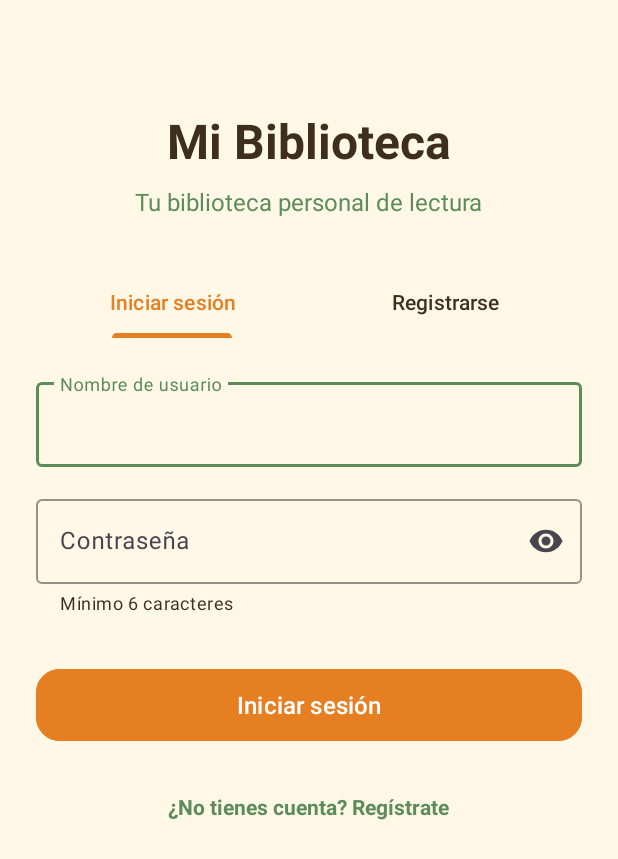
After one commit to lauramm200/LibrosAplicacion, an Android app: the Login screen opened directly, with no data from a screen before it, on a phone screen of 412 x 824 dp. The commit adds this screen. Shown: the top 859 px of the screen. Run offline under Robolectric (Android 15) with nearby library versions, the phone set to English and light mode, and no system bars.

Commit message:
Fase4_LayoutLogin/Registrarse

```diff
--- a/app/src/main/AndroidManifest.xml
+++ b/app/src/main/AndroidManifest.xml
@@ -45,6 +45,10 @@
             android:name=".data.LibrosXmlParser"
             android:exported="false"
             android:windowSoftInputMode="adjustResize" />
+        <activity
+            android:name=".Login"
+            android:exported="false"
+            android:windowSoftInputMode="adjustResize" />
     </application>
 
 </manifest>
--- /dev/null
+++ b/app/src/main/java/com/example/librosaplicacion/Login.kt
@@ -0,0 +1,20 @@
+package com.example.librosaplicacion
+
+import android.os.Bundle
+import androidx.activity.enableEdgeToEdge
+import androidx.appcompat.app.AppCompatActivity
+import androidx.core.view.ViewCompat
+import androidx.core.view.WindowInsetsCompat
+
+class Login : AppCompatActivity() {
+    override fun onCreate(savedInstanceState: Bundle?) {
+        super.onCreate(savedInstanceState)
+        enableEdgeToEdge()
+        setContentView(R.layout.activity_login)
+        ViewCompat.setOnApplyWindowInsetsListener(findViewById(R.id.main)) { v, insets ->
+            val systemBars = insets.getInsets(WindowInsetsCompat.Type.systemBars())
+            v.setPadding(systemBars.left, systemBars.top, systemBars.right, systemBars.bottom)
+            insets
+        }
+    }
+}
--- /dev/null
+++ b/app/src/main/res/layout/activity_login.xml
@@ -0,0 +1,144 @@
+<?xml version="1.0" encoding="utf-8"?>
+
+<!-- RAIZ: ScrollView permite desplazar la pantalla si el teclado tapa contenido.
+     fillViewport hace que ocupe toda la pantalla aunque el contenido sea corto.
+     El id "main" es el que usa el codigo de margenes del sistema de MainActivity. -->
+
+<ScrollView xmlns:android="http://schemas.android.com/apk/res/android"
+    xmlns:app="http://schemas.android.com/apk/res-auto"
+    android:id="@+id/main"
+    android:layout_width="match_parent"
+    android:layout_height="match_parent"
+    android:background="@color/crema"
+    android:fillViewport="true">
+
+    <!-- COLUMNA: apila todos los elementos de arriba abajo y los centra en horizontal -->
+    <LinearLayout
+        android:layout_width="match_parent"
+        android:layout_height="wrap_content"
+        android:gravity="center_horizontal"
+        android:orientation="vertical"
+        android:paddingHorizontal="24dp"
+        android:paddingTop="72dp"
+        android:paddingBottom="24dp">
+
+        <!-- TITULO de la app -->
+        <TextView
+            android:id="@+id/tvTitulo"
+            android:layout_width="wrap_content"
+            android:layout_height="wrap_content"
+            android:text="@string/titulo_app"
+            android:textColor="@color/marron"
+            android:textSize="32sp"
+            android:textStyle="bold" />
+
+        <!-- SUBTITULO bajo el titulo; margen inferior para separar de las pestanas -->
+        <TextView
+            android:id="@+id/tvSubtitulo"
+            android:layout_width="wrap_content"
+            android:layout_height="wrap_content"
+            android:layout_marginTop="8dp"
+            android:layout_marginBottom="32dp"
+            android:text="@string/subtitulo_app"
+            android:textColor="@color/verde"
+            android:textSize="16sp" />
+
+        <!-- PESTANAS: Iniciar sesion / Registrarse.
+             tabIndicatorColor = linea inferior de la pestana activa.
+             tabSelectedTextColor / tabTextColor = color del texto activo / inactivo. -->
+        <com.google.android.material.tabs.TabLayout
+            android:id="@+id/tabLayout"
+            android:layout_width="match_parent"
+            android:layout_height="wrap_content"
+            android:background="@android:color/transparent"
+            app:tabIndicatorColor="@color/naranja"
+            app:tabSelectedTextColor="@color/naranja"
+            app:tabTextColor="@color/marron">
+
+            <!-- Pestana 1 (la primera queda seleccionada por defecto) -->
+            <com.google.android.material.tabs.TabItem
+                android:layout_width="wrap_content"
+                android:layout_height="wrap_content"
+                android:text="@string/tab_iniciar_sesion" />
+
+            <!-- Pestana 2 -->
+            <com.google.android.material.tabs.TabItem
+                android:layout_width="wrap_content"
+                android:layout_height="wrap_content"
+                android:text="@string/tab_registrarse" />
+        </com.google.android.material.tabs.TabLayout>
+
+        <!-- CAMPO USUARIO: TextInputLayout dibuja el borde y la etiqueta flotante (hint);
+             el TextInputEditText de dentro es donde escribe el usuario.
+             boxStrokeColor = color del borde al enfocar; hintTextColor = color de la etiqueta. -->
+        <com.google.android.material.textfield.TextInputLayout
+            android:id="@+id/tilUsuario"
+            style="@style/Widget.Material3.TextInputLayout.OutlinedBox"
+            android:layout_width="match_parent"
+            android:layout_height="wrap_content"
+            android:layout_marginTop="24dp"
+            android:hint="@string/hint_usuario"
+            app:boxStrokeColor="@color/verde"
+            app:hintTextColor="@color/verde">
+
+            <!-- inputType="text": teclado de texto normal -->
+            <com.google.android.material.textfield.TextInputEditText
+                android:id="@+id/etUsuario"
+                android:layout_width="match_parent"
+                android:layout_height="wrap_content"
+                android:inputType="text"
+                android:textColor="@color/marron" />
+        </com.google.android.material.textfield.TextInputLayout>
+
+        <!-- CAMPO CONTRASENA: igual que el anterior, mas:
+             helperText = texto de ayuda "Minimo 6 caracteres" bajo el campo,
+             endIconMode="password_toggle" = icono de ojo para mostrar/ocultar la clave. -->
+        <com.google.android.material.textfield.TextInputLayout
+            android:id="@+id/tilContrasena"
+            style="@style/Widget.Material3.TextInputLayout.OutlinedBox"
+            android:layout_width="match_parent"
+            android:layout_height="wrap_content"
+            android:layout_marginTop="16dp"
+            android:hint="@string/hint_contrasena"
+            app:boxStrokeColor="@color/verde"
+            app:endIconMode="password_toggle"
+            app:helperText="@string/ayuda_contrasena"
+            app:helperTextTextColor="@color/marron"
+            app:hintTextColor="@color/verde">
+
+            <!-- inputType="textPassword": oculta los caracteres escritos -->
+            <com.google.android.material.textfield.TextInputEditText
+                android:id="@+id/etContrasena"
+                android:layout_width="match_parent"
+                android:layout_height="wrap_content"
+                android:inputType="textPassword"
+                android:textColor="@color/marron" />
+        </com.google.android.material.textfield.TextInputLayout>
+
+        <!-- BOTON PRINCIPAL: su texto cambiara segun la pestana activa (se programa en la Fase 5).
+             En MaterialButton el color de fondo se pone con backgroundTint, no con background. -->
+        <com.google.android.material.button.MaterialButton
+            android:id="@+id/btnAccion"
+            android:layout_width="match_parent"
+            android:layout_height="56dp"
+            android:layout_marginTop="32dp"
+            android:backgroundTint="@color/naranja"
+            android:text="@string/btn_iniciar_sesion"
+            android:textColor="@color/white"
+            android:textSize="16sp"
+            app:cornerRadius="16dp" />
+
+        <!-- TEXTO PULSABLE inferior: llevara a la pestana de registro.
+             minHeight 48dp = tamano tactil minimo recomendado. -->
+        <TextView
+            android:id="@+id/tvCambiarModo"
+            android:layout_width="wrap_content"
+            android:layout_height="wrap_content"
+            android:layout_marginTop="16dp"
+            android:gravity="center"
+            android:minHeight="48dp"
+            android:text="@string/cambiar_a_registro"
+            android:textColor="@color/verde"
+            android:textStyle="bold" />
+    </LinearLayout>
+</ScrollView>
--- a/app/src/main/res/layout/activity_main.xml
+++ b/app/src/main/res/layout/activity_main.xml
@@ -10,10 +10,11 @@
     <TextView
         android:layout_width="wrap_content"
         android:layout_height="wrap_content"
-        android:text="Hello World!"
+        android:text="id"
         app:layout_constraintBottom_toBottomOf="parent"
         app:layout_constraintEnd_toEndOf="parent"
         app:layout_constraintStart_toStartOf="parent"
         app:layout_constraintTop_toTopOf="parent" />
 
+
 </androidx.constraintlayout.widget.ConstraintLayout>
--- a/app/src/main/res/values/colors.xml
+++ b/app/src/main/res/values/colors.xml
@@ -2,4 +2,11 @@
 <resources>
     <color name="black">#FF000000</color>
     <color name="white">#FFFFFFFF</color>
+    <color name="crema">#FFF8E7</color>
+    <color name="amarillo">#F4B942</color>
+    <color name="verde">#5B8C5A</color>
+    <color name="naranja">#E67E22</color>
+    <color name="marron">#3E2F1C</color>
+
+
 </resources>
--- a/app/src/main/res/values/strings.xml
+++ b/app/src/main/res/values/strings.xml
@@ -1,3 +1,44 @@
 <resources>
     <string name="app_name">LibrosAplicacion</string>
+    <!-- ============ COLORES ============ -->
+
+        <!-- ============ TEXTOS (pantalla Login/Registro) ============ -->
+        <!-- Título grande de la cabecera -->
+        <string name="titulo_app">Mi Biblioteca</string>
+        <!-- Frase bajo el título -->
+        <string name="subtitulo_app">Tu biblioteca personal de lectura</string>
+        <!-- Etiqueta flotante del campo de usuario -->
+        <string name="hint_usuario">Nombre de usuario</string>
+        <!-- Etiqueta flotante del campo de contraseña -->
+        <string name="hint_contrasena">Contraseña</string>
+        <!-- Texto de ayuda bajo el campo de contraseña -->
+        <string name="ayuda_contrasena">Mínimo 6 caracteres</string>
+        <!-- Texto pulsable inferior para cambiar a la pestaña de registro -->
+        <string name="cambiar_a_registro">¿No tienes cuenta? Regístrate</string>
+
+        <!-- ============ BOTONES (pantalla Login/Registro) ============ -->
+        <!-- Pestañas superiores -->
+        <string name="tab_iniciar_sesion">Iniciar sesión</string>
+        <string name="tab_registrarse">Registrarse</string>
+        <!-- Botón principal de acción -->
+        <string name="btn_iniciar_sesion">Iniciar sesión</string>
+
+
+    <!--main activity-->
+    <!--TEXTO-->
+    <string name="saludo">Hola, nombre</string>
+    <string name="saludo_pregunta">¿Qué quieres hacer hoy?</string>
+    <string name="tu_biblioteca">Tu biblioteca</string>
+
+
+    <!--BOTONES-->
+    <string name="seguir_leyendo">SEGUIR LEYENDO</string>
+    <string name="buscar_libros">Buscar libros</string>
+    <string name="buscar_libros_desc">Encuentra y guarda nuevos libros</string>
+    <string name="mis_leidos">Mis libros leídos</string>
+    <string name="me_estoy_leyendo">Me estoy leyendo</string>
+    <string name="quiero_leer">Quiero leer</string>
+    <string name="mi_perfil">Mi perfil</string>
+
+
 </resources>
```
Also changed, not shown: app/src/main/java/com/example/librosaplicacion/data/LibrosXmlParser.kt (+60 -25 lines), app/src/main/java/com/example/librosaplicacion/model/Libro.kt (+24 -25 lines), app/src/main/res/drawable/buscar.png (added), app/src/main/res/drawable/check.png (added), app/src/main/res/drawable/guardar.png (added), app/src/main/res/drawable/libro.png (added), app/src/main/res/drawable/perfil.png (added).
